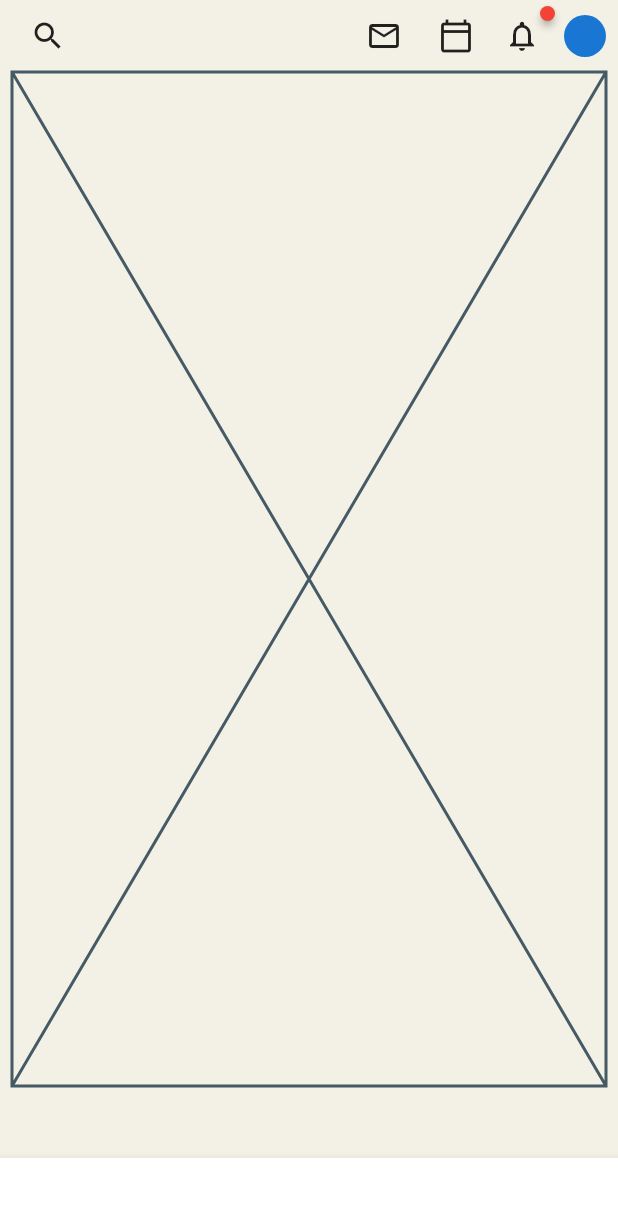
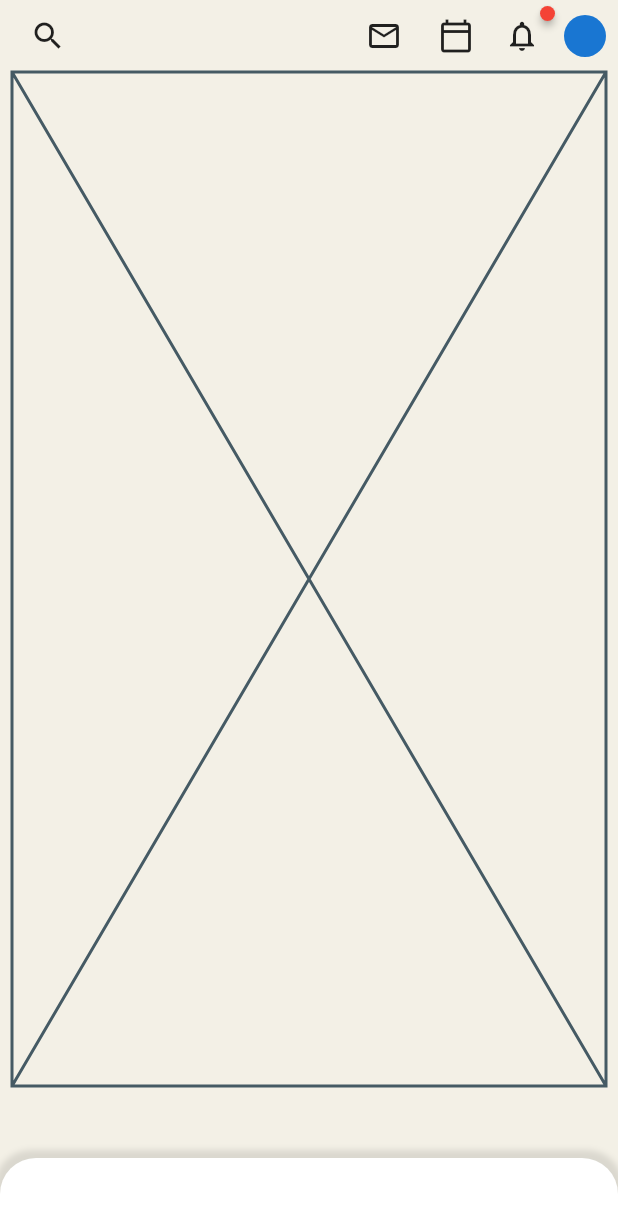
Before and after one commit to JAICHANGPARK/flutter_notebook_11th_story, a Flutter app: the screen it shows after launch, on a phone screen of 412 x 824 dp. Shown: the top 1230 px of the screen. Run offline on Flutter 3.47's test engine with Material 2 defaults, Android fonts, the phone set to English and light mode, and no system bars; drawn by our look-alikes of badges.

Commit message:
Update clubhouse_home_page.dart

```diff
--- a/lib/ep701_clubhouse/ui/clubhouse_home_page.dart
+++ b/lib/ep701_clubhouse/ui/clubhouse_home_page.dart
@@ -52,14 +52,24 @@ class _ClubhouseHomePageState extends State<ClubhouseHomePage> {
             right: 8,
           ),
           Positioned(
-            child: PhysicalModel(
-              color: Colors.black,
-              elevation: 5,
-              child: Container(
-                height: 52,
-                decoration: BoxDecoration(
-                  color: Colors.white,
+            child: Container(
+              height: 52,
+              decoration: BoxDecoration(
+                color: Colors.white,
+                borderRadius: BorderRadius.only(
+                  topRight: Radius.circular(24),
+                  topLeft: Radius.circular(24),
                 ),
+                boxShadow: [
+                  BoxShadow(
+                    color: Colors.black.withOpacity(0.1),
+                    offset: Offset(
+                      0, -2,
+                    ),
+                    blurRadius: 3,
+                    spreadRadius: 3
+                  )
+                ]
               ),
             ),
             bottom: 0,
```
